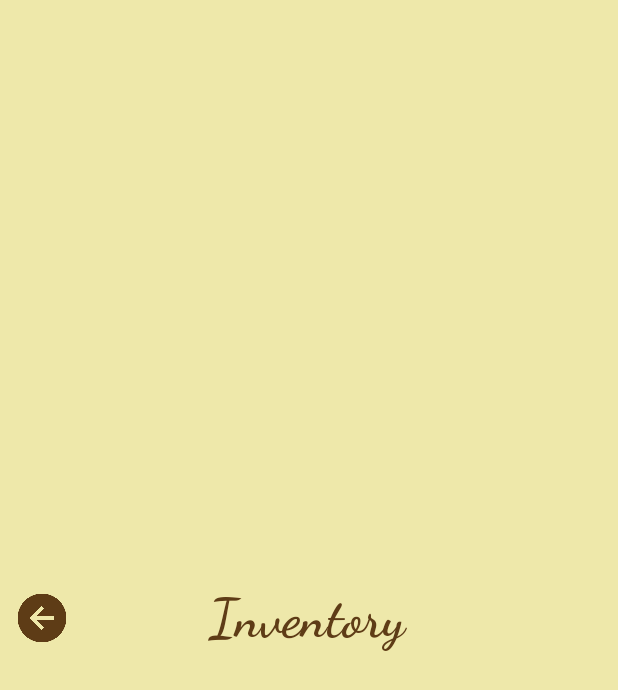
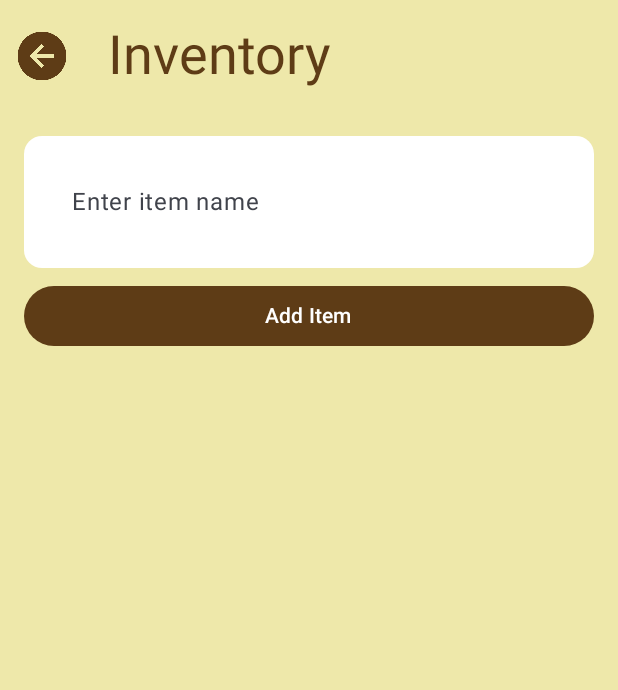
Before and after one commit to IgorGewehr/MagePocket, an Android app built with Jetpack Compose: the InventoryScreen screen opened through its navigation route, on a phone screen of 412 x 824 dp. Shown: the top 690 px of the screen. Run offline under Robolectric (Android 15) with nearby library versions, the phone set to English and light mode, and no system bars; our stand-ins replace Room's generated code.

Commit message:
inventory init

```diff
--- a/app/src/main/java/com/gewehr/magepocket/composables/GrimoreScreen.kt
+++ b/app/src/main/java/com/gewehr/magepocket/composables/GrimoreScreen.kt
@@ -43,7 +43,7 @@ fun GrimoreScreen(navController: NavHostController, spellSlotViewModel: SpellSlo
                         .padding(end = 50.dp),
                         contentAlignment = Alignment.Center){
                         Text(
-                            text = "Grimore",
+                            text = "Grimoire",
                             style = TextStyle(
                                 fontSize = 36.sp,
                                 fontWeight = FontWeight.Bold,
--- a/app/src/main/java/com/gewehr/magepocket/composables/InventoryScreen.kt
+++ b/app/src/main/java/com/gewehr/magepocket/composables/InventoryScreen.kt
@@ -1,56 +1,49 @@
 package com.gewehr.magepocket.composables
 
-import androidx.compose.foundation.layout.Box
-import androidx.compose.foundation.layout.Column
-import androidx.compose.foundation.layout.Row
-import androidx.compose.foundation.layout.fillMaxSize
-import androidx.compose.foundation.layout.padding
-import androidx.compose.material3.AlertDialogDefaults.containerColor
-import androidx.compose.material3.ExperimentalMaterial3Api
-import androidx.compose.material3.Icon
-import androidx.compose.material3.IconButton
-import androidx.compose.material3.Scaffold
-import androidx.compose.material3.Text
-import androidx.compose.material3.TopAppBar
-import androidx.compose.material3.TopAppBarColors
-import androidx.compose.material3.TopAppBarDefaults
-import androidx.compose.runtime.Composable
-import androidx.compose.ui.Alignment
+import androidx.compose.foundation.background
+import androidx.compose.foundation.layout.*
+import androidx.compose.foundation.lazy.LazyColumn
+import androidx.compose.foundation.lazy.items
+import androidx.compose.foundation.text.KeyboardOptions
+import androidx.compose.material3.*
+import androidx.compose.runtime.*
 import androidx.compose.ui.Modifier
 import androidx.compose.ui.graphics.Color
 import androidx.compose.ui.res.painterResource
 import androidx.compose.ui.text.TextStyle
-import androidx.compose.ui.text.font.FontFamily
-import androidx.compose.ui.text.font.FontWeight
+import androidx.compose.ui.text.input.ImeAction
 import androidx.compose.ui.unit.dp
 import androidx.compose.ui.unit.sp
 import androidx.navigation.NavHostController
+import com.gewehr.magepocket.data.InventoryViewModel
+import androidx.lifecycle.viewmodel.compose.viewModel
 
 @OptIn(ExperimentalMaterial3Api::class)
 @Composable
-fun InventoryScreen(navController: NavHostController){
+fun InventoryScreen(navController: NavHostController) {
+    val inventoryViewModel: InventoryViewModel = viewModel()
+    val inventoryItems by inventoryViewModel.inventoryItems.collectAsState()
+    var newItem by remember { mutableStateOf("") }
+
     Scaffold(
         topBar = {
             TopAppBar(
                 title = {
-                    Box(modifier = Modifier.fillMaxSize().padding(end = 50.dp),
-                        contentAlignment = Alignment.Center){
-                        Text(
-                            text = "Inventory",
-                            style = TextStyle(
-                                fontSize = 36.sp,
-                                fontWeight = FontWeight.Bold,
-                                fontFamily = FontFamily.Cursive,
-                                color = Color(0xFF5E3C16)
-                            )
+                    Text(
+                        text = "Inventory",
+                        fontSize = 36.sp,
+                        color = Color(0xFF5E3C16),
+                        modifier = Modifier.padding(16.dp)
+                    )
+                },
+                navigationIcon = {
+                    IconButton(onClick = { navController.navigate("FirstScreen") }) {
+                        Icon(
+                            painterResource(id = com.gewehr.magepocket.R.drawable.back_arrowpng),
+                            contentDescription = null
                         )
                     }
                 },
-                navigationIcon = { IconButton(onClick = {navController.navigate("FirstScreen")}) {
-                Icon(
-                    painterResource(id = com.gewehr.magepocket.R.drawable.back_arrowpng),
-                    contentDescription = null)
-                }},
                 colors = TopAppBarDefaults.topAppBarColors(
                     containerColor = Color(0xFFEEE8AA),
                     titleContentColor = Color(0xFF5E3C16),
@@ -59,7 +52,74 @@ fun InventoryScreen(navController: NavHostController){
             )
         },
         containerColor = Color(0xFFEEE8AA)
-    ) {it ->
-        Row(modifier = Modifier.padding(it)){}
+    ) { innerPadding ->
+        Column(
+            modifier = Modifier
+                .fillMaxSize()
+                .padding(innerPadding)
+                .padding(16.dp)
+        ) {
+            // Campo de texto para adicionar um novo item
+            TextField(
+                value = newItem,
+                onValueChange = { newItem = it },
+                modifier = Modifier
+                    .fillMaxWidth()
+                    .padding(bottom = 8.dp)
+                    .background(Color.White, shape = MaterialTheme.shapes.medium)
+                    .padding(16.dp),
+                singleLine = true,
+                keyboardOptions = KeyboardOptions.Default.copy(
+                    imeAction = ImeAction.Done
+                ),
+                placeholder = {
+                    Text("Enter item name")
+                },
+                textStyle = TextStyle(
+                    fontSize = 16.sp,
+                    color = Color(0xFF5E3C16)
+                ),
+                colors = TextFieldDefaults.textFieldColors(
+                    containerColor = Color.White,
+                    cursorColor = Color(0xFF5E3C16),
+                    focusedIndicatorColor = Color.Transparent,
+                    unfocusedIndicatorColor = Color.Transparent
+                )
+            )
+
+            Button(
+                onClick = {
+                    if (newItem.isNotBlank()) {
+                        inventoryViewModel.addItem(newItem)
+                        newItem = ""
+                    }
+                },
+                modifier = Modifier.fillMaxWidth(),
+                colors = ButtonDefaults.buttonColors(
+                    containerColor = Color(0xFF5E3C16),
+                    contentColor = Color.White
+                )
+            ) {
+                Text("Add Item")
+            }
+
+            Spacer(modifier = Modifier.height(16.dp))
+
+            // Lista de itens
+            LazyColumn {
+                items(inventoryItems) { item ->
+                    Text(
+                        text = item.name,
+                        fontSize = 18.sp,
+                        color = Color(0xFF5E3C16),
+                        modifier = Modifier
+                            .fillMaxWidth()
+                            .padding(8.dp)
+                            .background(Color(0xFFEDE0C8), shape = MaterialTheme.shapes.medium)
+                            .padding(16.dp)
+                    )
+                }
+            }
+        }
     }
 }
--- /dev/null
+++ b/app/src/main/java/com/gewehr/magepocket/data/InventoryItem.kt
@@ -0,0 +1,10 @@
+package com.gewehr.magepocket.data
+
+import androidx.room.Entity
+import androidx.room.PrimaryKey
+
+@Entity(tableName = "inventory_items")
+data class InventoryItem(
+    @PrimaryKey(autoGenerate = true) val id: Int = 0,
+    val name: String
+)
--- /dev/null
+++ b/app/src/main/java/com/gewehr/magepocket/data/InventoryItemDao.kt
@@ -0,0 +1,16 @@
+package com.gewehr.magepocket.data
+
+import androidx.room.Dao
+import androidx.room.Insert
+import androidx.room.OnConflictStrategy
+import androidx.room.Query
+
+@Dao
+interface InventoryItemDao {
+
+    @Query("SELECT * FROM inventory_items")
+    suspend fun getAllItems(): List<InventoryItem>
+
+    @Insert(onConflict = OnConflictStrategy.REPLACE)
+    suspend fun insertItem(item: InventoryItem)
+}
--- /dev/null
+++ b/app/src/main/java/com/gewehr/magepocket/data/InventoryViewModel.kt
@@ -0,0 +1,34 @@
+package com.gewehr.magepocket.data
+
+import android.app.Application
+import androidx.lifecycle.AndroidViewModel
+import androidx.lifecycle.viewModelScope
+import kotlinx.coroutines.flow.MutableStateFlow
+import kotlinx.coroutines.flow.StateFlow
+import kotlinx.coroutines.launch
+
+class InventoryViewModel(application: Application) : AndroidViewModel(application) {
+
+    private val inventoryItemDao = AppDatabase.getDatabase(application).inventoryItemDao()
+
+    private val _inventoryItems = MutableStateFlow(emptyList<InventoryItem>())
+    val inventoryItems: StateFlow<List<InventoryItem>> = _inventoryItems
+
+    init {
+        loadInventoryItems()
+    }
+
+    private fun loadInventoryItems() {
+        viewModelScope.launch {
+            _inventoryItems.value = inventoryItemDao.getAllItems()
+        }
+    }
+
+    fun addItem(name: String) {
+        viewModelScope.launch {
+            val item = InventoryItem(name = name)
+            inventoryItemDao.insertItem(item)
+            loadInventoryItems() // Recarrega a lista de itens
+        }
+    }
+}
--- a/app/src/main/java/com/gewehr/magepocket/data/RoomDatabase.kt
+++ b/app/src/main/java/com/gewehr/magepocket/data/RoomDatabase.kt
@@ -5,10 +5,11 @@ import androidx.room.RoomDatabase
 import androidx.room.TypeConverters
 import android.content.Context
 
-@Database(entities = [SpellSlot::class], version = 2)
+@Database(entities = [SpellSlot::class, InventoryItem::class], version = 4)
 @TypeConverters(Converters::class)
 abstract class AppDatabase : RoomDatabase() {
     abstract fun spellSlotDao(): SpellSlotDao
+    abstract fun inventoryItemDao(): InventoryItemDao
 
     companion object {
         @Volatile
@@ -19,12 +20,11 @@ abstract class AppDatabase : RoomDatabase() {
                 val instance = Room.databaseBuilder(
                     context.applicationContext,
                     AppDatabase::class.java,
-                    "spell_slot_database"
+                    "app_database"
                 ).fallbackToDestructiveMigration() // Força a destruição e recriação do banco de dados
                     .build()
                 INSTANCE = instance
                 instance
-
             }
         }
     }
```
Also changed, not shown: 1 other file.
